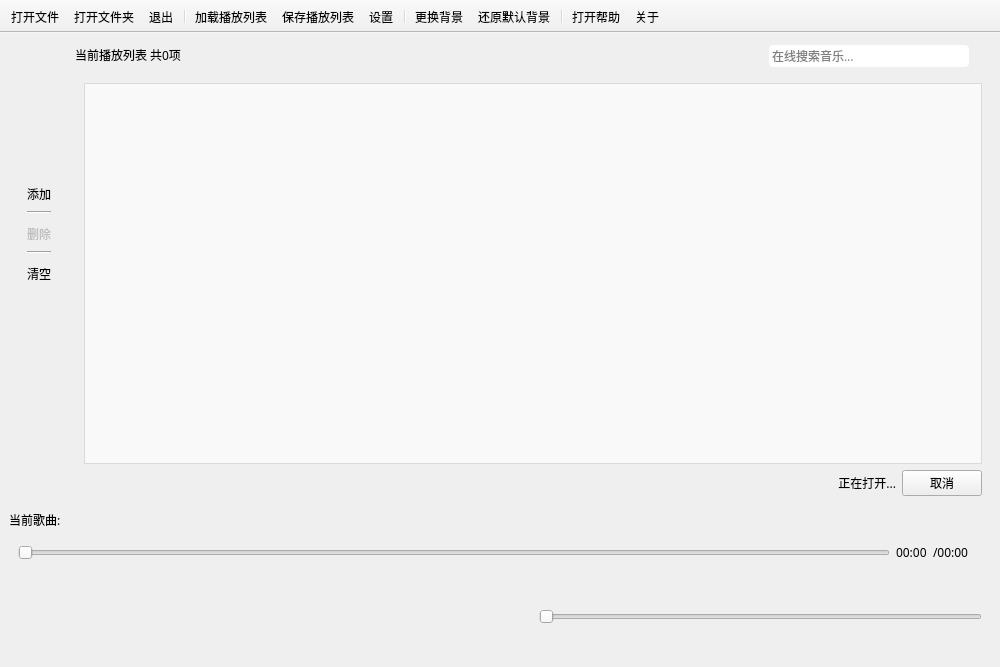
First picture: the form in src/playerwindow.ui, repository Remaker01/TinyPlayer, before the edit.
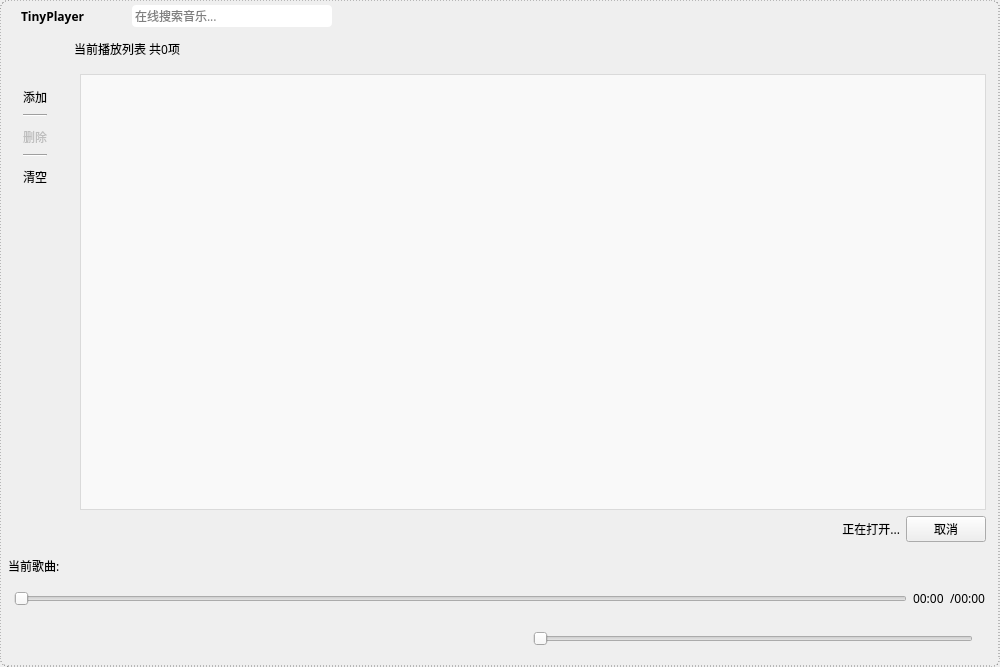
Second picture: the form after the edit. Icons and pictures are not drawn. Custom widgets are drawn as their Qt base class.

```diff
--- a/src/playerwindow.ui
+++ b/src/playerwindow.ui
@@ -1,7 +1,7 @@
 <?xml version="1.0" encoding="UTF-8"?>
 <ui version="4.0">
  <class>PlayerWindow</class>
- <widget class="QMainWindow" name="PlayerWindow">
+ <widget class="QWidget" name="PlayerWindow">
   <property name="geometry">
    <rect>
     <x>0</x>
@@ -37,231 +37,25 @@
    <string>TinyPlayer</string>
   </property>
   <property name="autoFillBackground">
-   <bool>true</bool>
+   <bool>false</bool>
   </property>
-  <widget class="QWidget" name="centralwidget">
-   <property name="sizePolicy">
-    <sizepolicy hsizetype="Fixed" vsizetype="Fixed">
-     <horstretch>0</horstretch>
-     <verstretch>0</verstretch>
-    </sizepolicy>
+  <property name="styleSheet">
+   <string notr="true">QWidget#PlayerWindow{
+border:1px dashed gray;
+border-radius:8px;
+}</string>
    </property>
    <layout class="QGridLayout" name="gridLayout_2">
-    <item row="2" column="0" rowspan="2">
-     <widget class="QWidget" name="leftWidget" native="true">
-      <property name="sizePolicy">
-       <sizepolicy hsizetype="Fixed" vsizetype="Fixed">
-        <horstretch>0</horstretch>
-        <verstretch>0</verstretch>
-       </sizepolicy>
-      </property>
-      <layout class="QVBoxLayout" name="verticalLayout">
-       <item>
-        <widget class="QFrame" name="leftFrame">
-         <property name="sizePolicy">
-          <sizepolicy hsizetype="Minimum" vsizetype="Fixed">
-           <horstretch>0</horstretch>
-           <verstretch>0</verstretch>
-          </sizepolicy>
-         </property>
-         <property name="styleSheet">
-          <string>QPushButton{
-background-color: rgba(255, 255, 255,0);
-background-repeat:no-repeat;
-border:0px;
-background-position:center center;
-padding:5px,0px;
-}
-QPushButton:hover{
-background-color: rgba(255, 255, 255,127);
-}
-QPushButton:pressed{
-background-color: rgb(200, 200,200);
-}
-</string>
-         </property>
-         <property name="frameShadow">
-          <enum>QFrame::Raised</enum>
-         </property>
-         <layout class="QVBoxLayout" name="verticalLayout_2">
-          <property name="sizeConstraint">
-           <enum>QLayout::SetMinimumSize</enum>
-          </property>
-          <item>
-           <widget class="QPushButton" name="addButton">
-            <property name="sizePolicy">
-             <sizepolicy hsizetype="Preferred" vsizetype="Fixed">
-              <horstretch>0</horstretch>
-              <verstretch>0</verstretch>
-             </sizepolicy>
-            </property>
-            <property name="font">
-             <font>
-              <family>幼圆</family>
-             </font>
-            </property>
-            <property name="focusPolicy">
-             <enum>Qt::NoFocus</enum>
-            </property>
-            <property name="styleSheet">
-             <string notr="true">QPushButton{
-background-color: rgba(255, 255, 255,0);
-background-repeat:no-repeat;
-border:0px;
-padding-bottom:2px;
-}
-QPushButton:hover{
-background-color: rgba(255, 255, 255,127);
-}
-QPushButton:pressed{
-background-color: rgb(200,200,200);
-}
-</string>
-            </property>
-            <property name="text">
-             <string>添加</string>
-            </property>
-            <property name="icon">
-             <iconset resource="../resource.qrc">
-              <normaloff>:/Icons/images/open.png</normaloff>:/Icons/images/open.png</iconset>
-            </property>
-            <property name="iconSize">
-             <size>
-              <width>20</width>
-              <height>35</height>
-             </size>
-            </property>
-            <property name="flat">
-             <bool>true</bool>
-            </property>
-           </widget>
-          </item>
-          <item>
-           <widget class="Line" name="line">
-            <property name="orientation">
-             <enum>Qt::Horizontal</enum>
-            </property>
-           </widget>
-          </item>
-          <item>
-           <widget class="QPushButton" name="delButton">
-            <property name="enabled">
-             <bool>false</bool>
-            </property>
-            <property name="sizePolicy">
-             <sizepolicy hsizetype="Preferred" vsizetype="Fixed">
-              <horstretch>0</horstretch>
-              <verstretch>0</verstretch>
-             </sizepolicy>
-            </property>
-            <property name="font">
-             <font>
-              <family>幼圆</family>
-             </font>
-            </property>
-            <property name="focusPolicy">
-             <enum>Qt::NoFocus</enum>
-            </property>
-            <property name="styleSheet">
-             <string notr="true">QPushButton{
-background-color: rgba(255, 255, 255,0);
-background-repeat:no-repeat;
-border:0px;
-padding-bottom:2px;
-}
-QPushButton:hover{
-background-color: rgba(255, 255, 255,127);
-}
-QPushButton:pressed{
-background-color: rgb(200,200,200);
-}
-</string>
-            </property>
-            <property name="text">
-             <string>删除</string>
-            </property>
-            <property name="icon">
-             <iconset resource="../resource.qrc">
-              <normaloff>:/Icons/images/delete.png</normaloff>:/Icons/images/delete.png</iconset>
-            </property>
-            <property name="iconSize">
-             <size>
-              <width>20</width>
-              <height>35</height>
-             </size>
-            </property>
-            <property name="shortcut">
-             <string>Ctrl+D</string>
-            </property>
-            <property name="flat">
-             <bool>true</bool>
-            </property>
-           </widget>
-          </item>
-          <item>
-           <widget class="Line" name="line_2">
-            <property name="orientation">
-             <enum>Qt::Horizontal</enum>
-            </property>
-           </widget>
-          </item>
-          <item>
-           <widget class="QPushButton" name="clearButton">
-            <property name="sizePolicy">
-             <sizepolicy hsizetype="Preferred" vsizetype="Fixed">
-              <horstretch>0</horstretch>
-              <verstretch>0</verstretch>
-             </sizepolicy>
-            </property>
-            <property name="font">
-             <font>
-              <family>幼圆</family>
-             </font>
-            </property>
-            <property name="focusPolicy">
-             <enum>Qt::NoFocus</enum>
-            </property>
-            <property name="styleSheet">
-             <string notr="true">QPushButton{
-background-color: rgba(255, 255, 255,0);
-background-repeat:no-repeat;
-border:0px;
-background-position:center center;
-padding-bottom:5px;
-}
-QPushButton:hover{
-background-color: rgba(255, 255, 255,127);
-}
-QPushButton:pressed{
-background-color: rgb(200,200,200);
-}
-</string>
-            </property>
-            <property name="text">
-             <string>清空</string>
-            </property>
-            <property name="flat">
-             <bool>true</bool>
-            </property>
-           </widget>
-          </item>
-         </layout>
-        </widget>
-       </item>
-       <item>
-        <widget class="QLabel" name="albumLabel">
-         <property name="toolTip">
-          <string>专辑图片</string>
-         </property>
-         <property name="pixmap">
-          <pixmap resource="../resource.qrc">:/Icons/images/non-music.png</pixmap>
-         </property>
-        </widget>
-       </item>
-      </layout>
-     </widget>
-    </item>
-    <item row="0" column="6" colspan="2">
+   <property name="leftMargin">
+    <number>5</number>
+   </property>
+   <property name="topMargin">
+    <number>3</number>
+   </property>
+   <property name="rightMargin">
+    <number>5</number>
+   </property>
+   <item row="2" column="4">
      <widget class="QWidget" name="topRightwidget" native="true">
       <property name="sizePolicy">
        <sizepolicy hsizetype="Fixed" vsizetype="Fixed">
@@ -302,6 +96,122 @@
          </property>
         </widget>
        </item>
+     </layout>
+    </widget>
+   </item>
+   <item row="3" column="1" rowspan="3" colspan="4">
+    <widget class="QWidget" name="rightWidget" native="true">
+     <property name="sizePolicy">
+      <sizepolicy hsizetype="Preferred" vsizetype="Preferred">
+       <horstretch>0</horstretch>
+       <verstretch>0</verstretch>
+      </sizepolicy>
+     </property>
+     <layout class="QGridLayout" name="gridLayout">
+      <item row="0" column="2" colspan="2">
+       <widget class="PlayListView" name="playView">
+        <property name="sizePolicy">
+         <sizepolicy hsizetype="Preferred" vsizetype="Expanding">
+          <horstretch>0</horstretch>
+          <verstretch>0</verstretch>
+         </sizepolicy>
+        </property>
+        <property name="styleSheet">
+         <string notr="true">QWidget{
+background-color: rgba(255, 255, 255, 154);
+}
+QListView::item:hover:!selected {
+background-color: rgba(200, 200, 200, 100);
+color:black;
+}
+QListView::item:selected {
+/*background-color: rgb(198, 227, 251);*/
+background-color: rgb(200, 225, 250);
+color:black;
+}</string>
+        </property>
+       </widget>
+      </item>
+      <item row="2" column="2">
+       <widget class="QLabel" name="waitingLabel">
+        <property name="text">
+         <string>正在打开...</string>
+        </property>
+        <property name="alignment">
+         <set>Qt::AlignRight|Qt::AlignTrailing|Qt::AlignVCenter</set>
+        </property>
+       </widget>
+      </item>
+      <item row="2" column="3">
+       <widget class="QPushButton" name="cancelButton">
+        <property name="sizePolicy">
+         <sizepolicy hsizetype="Fixed" vsizetype="Fixed">
+          <horstretch>0</horstretch>
+          <verstretch>0</verstretch>
+         </sizepolicy>
+        </property>
+        <property name="focusPolicy">
+         <enum>Qt::NoFocus</enum>
+        </property>
+        <property name="text">
+         <string>取消</string>
+        </property>
+       </widget>
+      </item>
+     </layout>
+    </widget>
+   </item>
+   <item row="0" column="0" colspan="5">
+    <widget class="QWidget" name="topWidget" native="true">
+     <property name="sizePolicy">
+      <sizepolicy hsizetype="Preferred" vsizetype="Fixed">
+       <horstretch>0</horstretch>
+       <verstretch>0</verstretch>
+      </sizepolicy>
+     </property>
+     <layout class="QHBoxLayout" name="horizontalLayout_4">
+      <property name="leftMargin">
+       <number>3</number>
+      </property>
+      <property name="topMargin">
+       <number>0</number>
+      </property>
+      <property name="rightMargin">
+       <number>0</number>
+      </property>
+      <property name="bottomMargin">
+       <number>3</number>
+      </property>
+      <item>
+       <widget class="PlayerButton" name="logoButton">
+        <property name="pixmap">
+         <pixmap resource="../resource.qrc">:/Icons/images/icon.ico</pixmap>
+        </property>
+       </widget>
+      </item>
+      <item>
+       <widget class="QLabel" name="topLabel">
+        <property name="text">
+         <string>&lt;span style=&quot; font-weight:600;&quot;&gt;TinyPlayer&lt;/span&gt;</string>
+        </property>
+       </widget>
+      </item>
+      <item>
+       <spacer name="horizontalSpacer_3">
+        <property name="orientation">
+         <enum>Qt::Horizontal</enum>
+        </property>
+        <property name="sizeType">
+         <enum>QSizePolicy::Fixed</enum>
+        </property>
+        <property name="sizeHint" stdset="0">
+         <size>
+          <width>40</width>
+          <height>20</height>
+         </size>
+        </property>
+       </spacer>
+      </item>
        <item>
         <widget class="QLineEdit" name="searchEdit">
          <property name="sizePolicy">
@@ -351,95 +261,111 @@
          </property>
         </widget>
        </item>
+      <item>
+       <spacer name="horizontalSpacer">
+        <property name="orientation">
+         <enum>Qt::Horizontal</enum>
+        </property>
+        <property name="sizeHint" stdset="0">
+         <size>
+          <width>40</width>
+          <height>20</height>
+         </size>
+        </property>
+       </spacer>
+      </item>
+      <item>
+       <widget class="QPushButton" name="minButton">
+        <property name="styleSheet">
+         <string notr="true">QPushButton{
+padding:5px 3px;
+border:0px;
+}
+QPushButton:hover{
+background-color: rgba(255, 255, 255,154);
+}</string>
+        </property>
+        <property name="text">
+         <string/>
+        </property>
+        <property name="icon">
+         <iconset resource="../resource.qrc">
+          <normaloff>:/Icons/images/min.png</normaloff>:/Icons/images/min.png</iconset>
+        </property>
+        <property name="flat">
+         <bool>true</bool>
+        </property>
+       </widget>
+      </item>
+      <item>
+       <widget class="QPushButton" name="quitButton">
+        <property name="styleSheet">
+         <string notr="true">QPushButton{
+border:0px;
+padding:5px 3px;
+}
+QPushButton:hover{
+background-color: rgba(255,32,32,154);
+}</string>
+        </property>
+        <property name="text">
+         <string/>
+        </property>
+        <property name="icon">
+         <iconset resource="../resource.qrc">
+          <normaloff>:/Icons/images/quit.png</normaloff>:/Icons/images/quit.png</iconset>
+        </property>
+        <property name="flat">
+         <bool>true</bool>
+        </property>
+       </widget>
+      </item>
       </layout>
      </widget>
     </item>
-    <item row="8" column="1">
-     <widget class="QLabel" name="mediaLabel">
+   <item row="7" column="0" colspan="5">
+    <widget class="QWidget" name="middleWidget" native="true">
       <property name="sizePolicy">
        <sizepolicy hsizetype="Preferred" vsizetype="Fixed">
         <horstretch>0</horstretch>
         <verstretch>0</verstretch>
        </sizepolicy>
       </property>
-      <property name="frameShadow">
-       <enum>QFrame::Plain</enum>
-      </property>
-      <property name="lineWidth">
+     <layout class="QHBoxLayout" name="horizontalLayout_2">
+      <item>
+       <widget class="PlayerSlider" name="progressSlider">
+        <property name="sizePolicy">
+         <sizepolicy hsizetype="Expanding" vsizetype="Expanding">
+          <horstretch>0</horstretch>
+          <verstretch>0</verstretch>
+         </sizepolicy>
+        </property>
+        <property name="maximum">
        <number>0</number>
       </property>
-     </widget>
-    </item>
-    <item row="1" column="1" rowspan="5" colspan="7">
-     <widget class="QWidget" name="rightWidget" native="true">
-      <property name="sizePolicy">
-       <sizepolicy hsizetype="Preferred" vsizetype="Preferred">
-        <horstretch>0</horstretch>
-        <verstretch>0</verstretch>
-       </sizepolicy>
-      </property>
-      <layout class="QGridLayout" name="gridLayout">
-       <item row="2" column="2">
-        <widget class="QLabel" name="waitingLabel">
-         <property name="text">
-          <string>正在打开...</string>
-         </property>
-         <property name="alignment">
-          <set>Qt::AlignRight|Qt::AlignTrailing|Qt::AlignVCenter</set>
-         </property>
-        </widget>
-       </item>
-       <item row="2" column="3">
-        <widget class="QPushButton" name="cancelButton">
-         <property name="sizePolicy">
-          <sizepolicy hsizetype="Fixed" vsizetype="Maximum">
-           <horstretch>0</horstretch>
-           <verstretch>0</verstretch>
-          </sizepolicy>
-         </property>
-         <property name="focusPolicy">
-          <enum>Qt::NoFocus</enum>
-         </property>
+        <property name="orientation">
+         <enum>Qt::Horizontal</enum>
+        </property>
+       </widget>
+      </item>
+      <item>
+       <widget class="QLabel" name="currentLabel">
          <property name="text">
-          <string>取消</string>
+         <string>00:00</string>
          </property>
         </widget>
        </item>
-       <item row="0" column="2" colspan="2">
-        <widget class="PlayListView" name="playView">
-         <property name="sizePolicy">
-          <sizepolicy hsizetype="Preferred" vsizetype="Expanding">
-           <horstretch>0</horstretch>
-           <verstretch>0</verstretch>
-          </sizepolicy>
-         </property>
-         <property name="styleSheet">
-          <string notr="true">QWidget{
-background-color: rgba(255, 255, 255, 154);
-}
-QListView::item:hover:!selected {
-background-color: rgba(200, 200, 200, 100);
-color:black;
-}
-QListView::item:selected {
-/*background-color: rgb(198, 227, 251);*/
-background-color: rgb(200, 225, 250);
-color:black;
-}</string>
+      <item>
+       <widget class="QLabel" name="timeLable">
+        <property name="text">
+         <string>/00:00</string>
          </property>
         </widget>
        </item>
       </layout>
      </widget>
     </item>
-    <item row="0" column="1">
-     <widget class="QLabel" name="curlistLabel">
-      <property name="text">
-       <string>当前播放列表 共0项</string>
-      </property>
-     </widget>
-    </item>
-    <item row="8" column="0">
+   <item row="6" column="0">
      <widget class="QLabel" name="mediaLabel0">
       <property name="sizePolicy">
        <sizepolicy hsizetype="Preferred" vsizetype="Fixed">
@@ -448,14 +374,14 @@
        </sizepolicy>
       </property>
       <property name="text">
-       <string>当前歌曲:</string>
+      <string> 当前歌曲:</string>
       </property>
      </widget>
     </item>
-    <item row="11" column="0" colspan="8">
+   <item row="8" column="0" colspan="5">
      <widget class="QWidget" name="buttomWidget2" native="true">
       <property name="sizePolicy">
-       <sizepolicy hsizetype="Preferred" vsizetype="Preferred">
+      <sizepolicy hsizetype="Preferred" vsizetype="Fixed">
         <horstretch>0</horstretch>
         <verstretch>0</verstretch>
        </sizepolicy>
@@ -526,8 +452,8 @@
          </property>
          <property name="sizeHint" stdset="0">
           <size>
-           <width>40</width>
-           <height>20</height>
+          <width>0</width>
+          <height>0</height>
           </size>
          </property>
         </spacer>
@@ -558,46 +484,7 @@
          </property>
         </widget>
        </item>
-      </layout>
-     </widget>
-    </item>
-    <item row="9" column="0" colspan="7">
-     <widget class="QWidget" name="middleWidget" native="true">
-      <layout class="QHBoxLayout" name="horizontalLayout_2">
        <item>
-        <widget class="PlayerSlider" name="progressSlider">
-         <property name="sizePolicy">
-          <sizepolicy hsizetype="Expanding" vsizetype="Preferred">
-           <horstretch>0</horstretch>
-           <verstretch>0</verstretch>
-          </sizepolicy>
-         </property>
-         <property name="maximum">
-          <number>0</number>
-         </property>
-         <property name="orientation">
-          <enum>Qt::Horizontal</enum>
-         </property>
-        </widget>
-       </item>
-       <item>
-        <widget class="QLabel" name="currentLabel">
-         <property name="text">
-          <string>00:00</string>
-         </property>
-        </widget>
-       </item>
-       <item>
-        <widget class="QLabel" name="timeLable">
-         <property name="text">
-          <string>/00:00</string>
-         </property>
-        </widget>
-       </item>
-      </layout>
-     </widget>
-    </item>
-    <item row="9" column="7">
      <widget class="PlayerButton" name="modeButton">
       <property name="sizePolicy">
        <sizepolicy hsizetype="Fixed" vsizetype="Fixed">
@@ -608,6 +495,9 @@
       <property name="toolTip">
        <string>单曲播放</string>
       </property>
+        <property name="styleSheet">
+         <string notr="true">QLabel{margin:0px;}</string>
+        </property>
       <property name="pixmap">
        <pixmap resource="../resource.qrc">:/Icons/images/0.png</pixmap>
       </property>
@@ -615,42 +505,245 @@
     </item>
    </layout>
   </widget>
-  <widget class="QToolBar" name="toolBar">
-   <property name="contextMenuPolicy">
-    <enum>Qt::PreventContextMenu</enum>
-   </property>
-   <property name="movable">
-    <bool>false</bool>
-   </property>
+   </item>
+   <item row="3" column="0">
+    <widget class="QWidget" name="leftWidget" native="true">
+     <property name="sizePolicy">
+      <sizepolicy hsizetype="Fixed" vsizetype="Expanding">
+       <horstretch>0</horstretch>
+       <verstretch>0</verstretch>
+      </sizepolicy>
+     </property>
+     <layout class="QVBoxLayout" name="verticalLayout">
+      <item>
+       <widget class="QFrame" name="leftFrame">
+        <property name="sizePolicy">
+         <sizepolicy hsizetype="Minimum" vsizetype="Fixed">
+          <horstretch>0</horstretch>
+          <verstretch>0</verstretch>
+         </sizepolicy>
+        </property>
+        <property name="styleSheet">
+         <string>QPushButton{
+background-color: rgba(255, 255, 255,0);
+background-repeat:no-repeat;
+border:0px;
+background-position:center center;
+padding:5px,0px;
+}
+QPushButton:hover{
+background-color: rgba(255, 255, 255,127);
+}
+QPushButton:pressed{
+background-color: rgb(200, 200,200);
+}
+</string>
+        </property>
+        <property name="frameShadow">
+         <enum>QFrame::Raised</enum>
+        </property>
+        <layout class="QVBoxLayout" name="verticalLayout_2">
+         <property name="sizeConstraint">
+          <enum>QLayout::SetMinimumSize</enum>
+         </property>
+         <item>
+          <widget class="QPushButton" name="addButton">
+           <property name="sizePolicy">
+            <sizepolicy hsizetype="Preferred" vsizetype="Fixed">
+             <horstretch>0</horstretch>
+             <verstretch>0</verstretch>
+            </sizepolicy>
+           </property>
+           <property name="font">
+            <font>
+             <family>幼圆</family>
+            </font>
+           </property>
+           <property name="focusPolicy">
+            <enum>Qt::NoFocus</enum>
+           </property>
+           <property name="styleSheet">
+            <string notr="true">QPushButton{
+background-color: rgba(255, 255, 255,0);
+background-repeat:no-repeat;
+border:0px;
+padding-bottom:2px;
+}
+QPushButton:hover{
+background-color: rgba(255, 255, 255,127);
+}
+QPushButton:pressed{
+background-color: rgb(200,200,200);
+}
+</string>
+           </property>
+           <property name="text">
+            <string>添加</string>
+           </property>
+           <property name="icon">
+            <iconset resource="../resource.qrc">
+             <normaloff>:/Icons/images/open.png</normaloff>:/Icons/images/open.png</iconset>
+           </property>
    <property name="iconSize">
     <size>
-     <width>30</width>
+             <width>20</width>
      <height>35</height>
     </size>
    </property>
-   <property name="floatable">
-    <bool>false</bool>
-   </property>
-   <attribute name="toolBarArea">
-    <enum>TopToolBarArea</enum>
-   </attribute>
-   <attribute name="toolBarBreak">
+           <property name="flat">
+            <bool>true</bool>
+           </property>
+          </widget>
+         </item>
+         <item>
+          <widget class="Line" name="line">
+           <property name="orientation">
+            <enum>Qt::Horizontal</enum>
+           </property>
+          </widget>
+         </item>
+         <item>
+          <widget class="QPushButton" name="delButton">
+           <property name="enabled">
     <bool>false</bool>
-   </attribute>
-   <addaction name="actionopenFile"/>
-   <addaction name="actionOpenDir"/>
-   <addaction name="actionExit"/>
-   <addaction name="separator"/>
-   <addaction name="actionLoadList"/>
-   <addaction name="actionSaveList"/>
-   <addaction name="actionSet"/>
-   <addaction name="separator"/>
-   <addaction name="actionLoadImg"/>
-   <addaction name="actionToDefault"/>
-   <addaction name="separator"/>
-   <addaction name="actionOpenHelp"/>
-   <addaction name="actionAbout"/>
-  </widget>
+           </property>
+           <property name="sizePolicy">
+            <sizepolicy hsizetype="Preferred" vsizetype="Fixed">
+             <horstretch>0</horstretch>
+             <verstretch>0</verstretch>
+            </sizepolicy>
+           </property>
+           <property name="font">
+            <font>
+             <family>幼圆</family>
+            </font>
+           </property>
+           <property name="focusPolicy">
+            <enum>Qt::NoFocus</enum>
+           </property>
+           <property name="styleSheet">
+            <string notr="true">QPushButton{
+background-color: rgba(255, 255, 255,0);
+background-repeat:no-repeat;
+border:0px;
+padding-bottom:2px;
+}
+QPushButton:hover{
+background-color: rgba(255, 255, 255,127);
+}
+QPushButton:pressed{
+background-color: rgb(200,200,200);
+}
+</string>
+           </property>
+           <property name="text">
+            <string>删除</string>
+           </property>
+           <property name="icon">
+            <iconset resource="../resource.qrc">
+             <normaloff>:/Icons/images/delete.png</normaloff>:/Icons/images/delete.png</iconset>
+           </property>
+           <property name="iconSize">
+            <size>
+             <width>20</width>
+             <height>35</height>
+            </size>
+           </property>
+           <property name="shortcut">
+            <string>Ctrl+D</string>
+           </property>
+           <property name="flat">
+            <bool>true</bool>
+           </property>
+          </widget>
+         </item>
+         <item>
+          <widget class="Line" name="line_2">
+           <property name="orientation">
+            <enum>Qt::Horizontal</enum>
+           </property>
+          </widget>
+         </item>
+         <item>
+          <widget class="QPushButton" name="clearButton">
+           <property name="sizePolicy">
+            <sizepolicy hsizetype="Preferred" vsizetype="Fixed">
+             <horstretch>0</horstretch>
+             <verstretch>0</verstretch>
+            </sizepolicy>
+           </property>
+           <property name="font">
+            <font>
+             <family>幼圆</family>
+            </font>
+           </property>
+           <property name="focusPolicy">
+            <enum>Qt::NoFocus</enum>
+           </property>
+           <property name="styleSheet">
+            <string notr="true">QPushButton{
+background-color: rgba(255, 255, 255,0);
+background-repeat:no-repeat;
+border:0px;
+background-position:center center;
+padding-bottom:5px;
+}
+QPushButton:hover{
+background-color: rgba(255, 255, 255,127);
+}
+QPushButton:pressed{
+background-color: rgb(200,200,200);
+}
+</string>
+           </property>
+           <property name="text">
+            <string>清空</string>
+           </property>
+           <property name="flat">
+            <bool>true</bool>
+           </property>
+          </widget>
+         </item>
+        </layout>
+       </widget>
+      </item>
+      <item>
+       <widget class="QLabel" name="albumLabel">
+        <property name="toolTip">
+         <string>专辑图片</string>
+        </property>
+        <property name="pixmap">
+         <pixmap resource="../resource.qrc">:/Icons/images/non-music.png</pixmap>
+        </property>
+       </widget>
+      </item>
+     </layout>
+    </widget>
+   </item>
+   <item row="2" column="1">
+    <widget class="QLabel" name="curlistLabel">
+     <property name="text">
+      <string> 当前播放列表 共0项</string>
+     </property>
+    </widget>
+   </item>
+   <item row="6" column="1">
+    <widget class="QLabel" name="mediaLabel">
+     <property name="sizePolicy">
+      <sizepolicy hsizetype="Preferred" vsizetype="Fixed">
+       <horstretch>0</horstretch>
+       <verstretch>0</verstretch>
+      </sizepolicy>
+     </property>
+     <property name="frameShadow">
+      <enum>QFrame::Plain</enum>
+     </property>
+     <property name="lineWidth">
+      <number>0</number>
+     </property>
+    </widget>
+   </item>
+  </layout>
   <action name="actionopenFile">
    <property name="icon">
     <iconset resource="../resource.qrc">
@@ -730,15 +823,6 @@
     <string>保存播放列表</string>
    </property>
   </action>
-  <action name="actionSet">
-   <property name="icon">
-    <iconset resource="../resource.qrc">
-     <normaloff>:/Icons/images/setting.png</normaloff>:/Icons/images/setting.png</iconset>
-   </property>
-   <property name="text">
-    <string>设置</string>
-   </property>
-  </action>
  </widget>
  <customwidgets>
   <customwidget>
```
Lines whose indentation alone changed are shown as unchanged.
